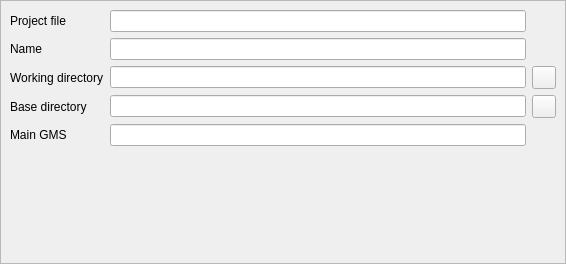
This is src/file/projectedit.ui in GAMS-dev/studio as Qt 5 draws it before an edit. The edited form follows.
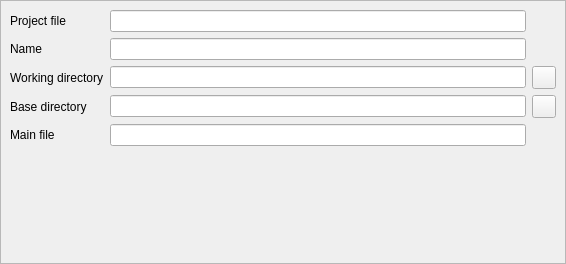
This is the edited form. Icons and pictures are not drawn.

Commit message: added tooltips and changed naming to main file

```diff
--- a/src/file/projectedit.ui
+++ b/src/file/projectedit.ui
@@ -74,7 +74,7 @@
       <item row="4" column="1">
        <widget class="QLabel" name="label_3">
         <property name="text">
-         <string>Main GMS</string>
+         <string>Main file</string>
         </property>
        </widget>
       </item>
```
The commit also changes 1 other file.
